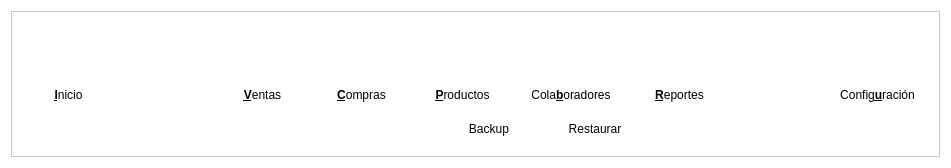
First picture: the form in ManagerSystem/toolbar.ui, repository radtek/manager, before the edit.
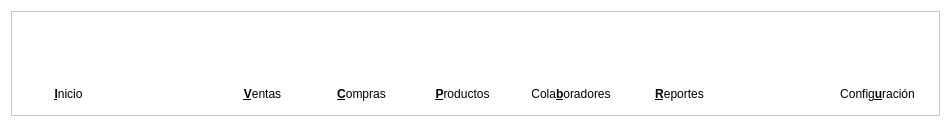
Second picture: the form after the edit. Icons and pictures are not drawn.

```diff
--- a/ManagerSystem/toolbar.ui
+++ b/ManagerSystem/toolbar.ui
@@ -7,7 +7,7 @@
     <x>0</x>
     <y>0</y>
     <width>951</width>
-    <height>168</height>
+    <height>127</height>
    </rect>
   </property>
   <property name="sizePolicy">
@@ -1125,236 +1125,6 @@
         </item>
        </layout>
       </item>
-      <item>
-       <layout class="QHBoxLayout" name="horizontalLayout_8">
-        <item>
-         <spacer name="horizontalSpacer">
-          <property name="orientation">
-           <enum>Qt::Horizontal</enum>
-          </property>
-          <property name="sizeHint" stdset="0">
-           <size>
-            <width>40</width>
-            <height>20</height>
-           </size>
-          </property>
-         </spacer>
-        </item>
-        <item>
-         <widget class="QPushButton" name="pushButton_rollback">
-          <property name="minimumSize">
-           <size>
-            <width>30</width>
-            <height>30</height>
-           </size>
-          </property>
-          <property name="maximumSize">
-           <size>
-            <width>30</width>
-            <height>30</height>
-           </size>
-          </property>
-          <property name="toolTip">
-           <string>deshacer</string>
-          </property>
-          <property name="statusTip">
-           <string/>
-          </property>
-          <property name="whatsThis">
-           <string/>
-          </property>
-          <property name="accessibleName">
-           <string/>
-          </property>
-          <property name="accessibleDescription">
-           <string/>
-          </property>
-          <property name="text">
-           <string/>
-          </property>
-          <property name="icon">
-           <iconset resource="Iconos.qrc">
-            <normaloff>:/new/Iconos/rollback.jpg</normaloff>:/new/Iconos/rollback.jpg</iconset>
-          </property>
-          <property name="iconSize">
-           <size>
-            <width>25</width>
-            <height>25</height>
-           </size>
-          </property>
-          <property name="flat">
-           <bool>true</bool>
-          </property>
-         </widget>
-        </item>
-        <item>
-         <spacer name="horizontalSpacer_32">
-          <property name="orientation">
-           <enum>Qt::Horizontal</enum>
-          </property>
-          <property name="sizeType">
-           <enum>QSizePolicy::Fixed</enum>
-          </property>
-          <property name="sizeHint" stdset="0">
-           <size>
-            <width>20</width>
-            <height>20</height>
-           </size>
-          </property>
-         </spacer>
-        </item>
-        <item>
-         <widget class="QPushButton" name="pushButton_commit">
-          <property name="minimumSize">
-           <size>
-            <width>30</width>
-            <height>0</height>
-           </size>
-          </property>
-          <property name="maximumSize">
-           <size>
-            <width>30</width>
-            <height>30</height>
-           </size>
-          </property>
-          <property name="toolTip">
-           <string>comitear</string>
-          </property>
-          <property name="text">
-           <string/>
-          </property>
-          <property name="icon">
-           <iconset resource="Iconos.qrc">
-            <normaloff>:/new/Iconos/commit.jpg</normaloff>:/new/Iconos/commit.jpg</iconset>
-          </property>
-          <property name="iconSize">
-           <size>
-            <width>25</width>
-            <height>25</height>
-           </size>
-          </property>
-          <property name="flat">
-           <bool>true</bool>
-          </property>
-         </widget>
-        </item>
-        <item>
-         <spacer name="horizontalSpacer_34">
-          <property name="orientation">
-           <enum>Qt::Horizontal</enum>
-          </property>
-          <property name="sizeType">
-           <enum>QSizePolicy::Fixed</enum>
-          </property>
-          <property name="sizeHint" stdset="0">
-           <size>
-            <width>40</width>
-            <height>20</height>
-           </size>
-          </property>
-         </spacer>
-        </item>
-        <item>
-         <widget class="QPushButton" name="pushButton_backup">
-          <property name="minimumSize">
-           <size>
-            <width>0</width>
-            <height>0</height>
-           </size>
-          </property>
-          <property name="maximumSize">
-           <size>
-            <width>9999999</width>
-            <height>16777215</height>
-           </size>
-          </property>
-          <property name="toolTip">
-           <string>backup</string>
-          </property>
-          <property name="text">
-           <string>Backup</string>
-          </property>
-          <property name="icon">
-           <iconset resource="Iconos.qrc">
-            <normaloff>:/new/Iconos/backup.png</normaloff>:/new/Iconos/backup.png</iconset>
-          </property>
-          <property name="iconSize">
-           <size>
-            <width>25</width>
-            <height>25</height>
-           </size>
-          </property>
-          <property name="flat">
-           <bool>true</bool>
-          </property>
-         </widget>
-        </item>
-        <item>
-         <spacer name="horizontalSpacer_35">
-          <property name="orientation">
-           <enum>Qt::Horizontal</enum>
-          </property>
-          <property name="sizeType">
-           <enum>QSizePolicy::Fixed</enum>
-          </property>
-          <property name="sizeHint" stdset="0">
-           <size>
-            <width>20</width>
-            <height>20</height>
-           </size>
-          </property>
-         </spacer>
-        </item>
-        <item>
-         <widget class="QPushButton" name="pushButton_restore">
-          <property name="minimumSize">
-           <size>
-            <width>0</width>
-            <height>0</height>
-           </size>
-          </property>
-          <property name="maximumSize">
-           <size>
-            <width>9999999</width>
-            <height>16777215</height>
-           </size>
-          </property>
-          <property name="toolTip">
-           <string>restaurar</string>
-          </property>
-          <property name="text">
-           <string>Restaurar</string>
-          </property>
-          <property name="icon">
-           <iconset resource="Iconos.qrc">
-            <normaloff>:/new/Iconos/restore_2.jpg</normaloff>:/new/Iconos/restore_2.jpg</iconset>
-          </property>
-          <property name="iconSize">
-           <size>
-            <width>25</width>
-            <height>25</height>
-           </size>
-          </property>
-          <property name="flat">
-           <bool>true</bool>
-          </property>
-         </widget>
-        </item>
-        <item>
-         <spacer name="horizontalSpacer_31">
-          <property name="orientation">
-           <enum>Qt::Horizontal</enum>
-          </property>
-          <property name="sizeHint" stdset="0">
-           <size>
-            <width>40</width>
-            <height>20</height>
-           </size>
-          </property>
-         </spacer>
-        </item>
-       </layout>
-      </item>
      </layout>
     </widget>
    </item>
```
Left out of the diff: 20 changed lines with no effect on the pictures.
